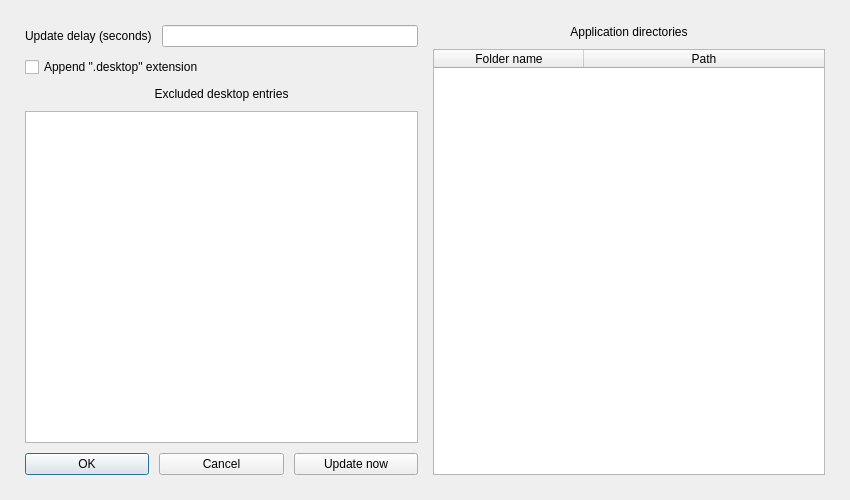
artudi54/programs-integrator, file programs_integrator/user/ConfigDialog.ui: the form before one commit.
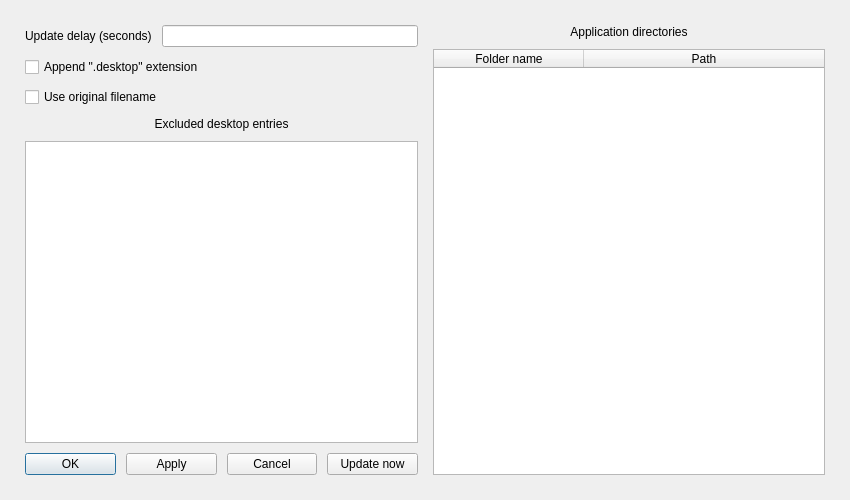
The form after the commit.

Patch:
```diff
--- a/programs_integrator/user/ConfigDialog.ui
+++ b/programs_integrator/user/ConfigDialog.ui
@@ -75,6 +75,13 @@
          </property>
         </widget>
        </item>
+       <item>
+        <widget class="QCheckBox" name="use_original_filename_button">
+         <property name="text">
+          <string>Use original filename</string>
+         </property>
+        </widget>
+       </item>
       </layout>
      </item>
      <item>
@@ -102,6 +109,13 @@
          </property>
         </widget>
        </item>
+       <item>
+        <widget class="QPushButton" name="apply_button">
+         <property name="text">
+          <string>Apply</string>
+         </property>
+        </widget>
+       </item>
        <item>
         <widget class="QPushButton" name="cancel_button">
          <property name="text">
```
Left out of the diff: 5 changed lines with no effect on the pictures.
